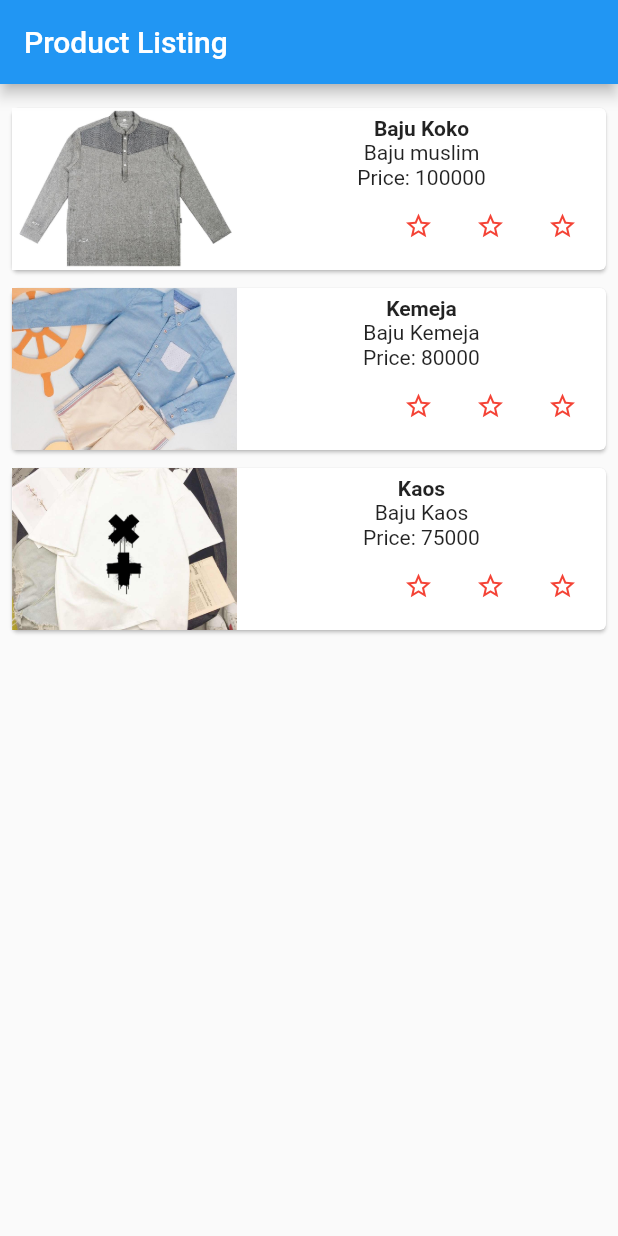
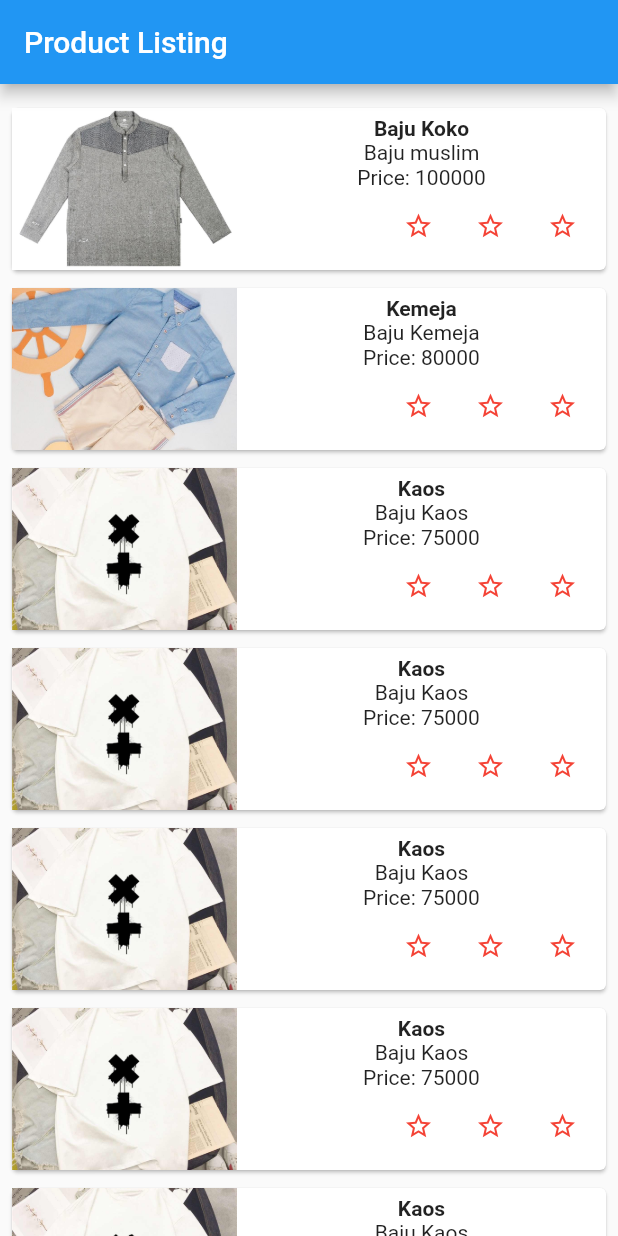
Before and after one commit to Fikrimulya23/State-Management, a Flutter app: the screen it shows after launch, on a phone screen of 412 x 824 dp. Run offline on Flutter 3.47's test engine with Material 2 defaults, Android fonts, the phone set to English and light mode, and no system bars.

Commit message:
ada yang kurang

```diff
--- a/lib/main.dart
+++ b/lib/main.dart
@@ -45,6 +45,26 @@ class MyHomePage extends StatelessWidget {
                 description: "Baju Kaos",
                 price: 75000,
                 image: "assets/baju3.jpg"),
+            ProductBox(
+                name: "Kaos",
+                description: "Baju Kaos",
+                price: 75000,
+                image: "assets/baju3.jpg"),
+            ProductBox(
+                name: "Kaos",
+                description: "Baju Kaos",
+                price: 75000,
+                image: "assets/baju3.jpg"),
+            ProductBox(
+                name: "Kaos",
+                description: "Baju Kaos",
+                price: 75000,
+                image: "assets/baju3.jpg"),
+            ProductBox(
+                name: "Kaos",
+                description: "Baju Kaos",
+                price: 75000,
+                image: "assets/baju3.jpg"),
             /* ProductBox(
                 name: "Tablet",
                 description:
--- a/lib/my_home_page.dart
+++ /dev/null
@@ -1,2 +0,0 @@
-import 'package:flutter/material.dart';
-import 'package:state_management/produk_box.dart';
```
Also changed, not shown: lib/rating_box.dart (+9 -3 lines), lib/product_state_app.dart (deleted).
